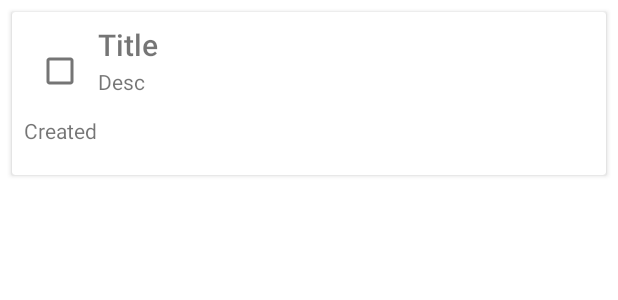
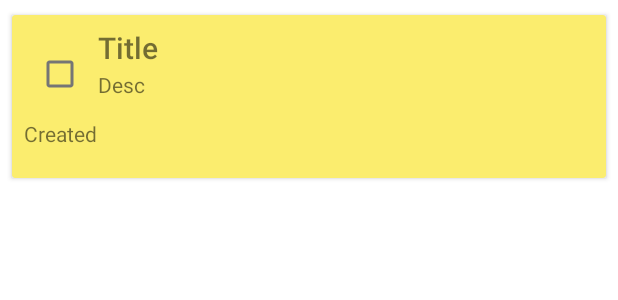
Before and after one commit to Sakchyam-Nakarmi/Todo-app, an Android app: the layout todo_item.xml on its own in the app's theme, with its tools: preview values and no code run, on a phone screen of 412 x 824 dp. Shown: the top 300 px of the screen. Run offline under Robolectric (Android 15) with nearby library versions, the phone set to English and light mode, and no system bars.

Commit message:
Added color

```diff
--- a/app/src/main/res/layout/todo_item.xml
+++ b/app/src/main/res/layout/todo_item.xml
@@ -1,11 +1,13 @@
 <?xml version="1.0" encoding="utf-8"?>
 <androidx.cardview.widget.CardView xmlns:android="http://schemas.android.com/apk/res/android"
+    xmlns:app="http://schemas.android.com/apk/res-auto"
     android:id="@+id/card_view"
     android:layout_width="match_parent"
     android:layout_height="wrap_content"
     android:layout_marginEnd="8dp"
     android:layout_marginStart="8dp"
-    android:layout_marginTop="8dp">
+    android:layout_marginTop="10dp"
+    app:cardBackgroundColor="@color/yellow">
 
     <RelativeLayout
         android:layout_width="wrap_content"
--- a/app/src/main/res/values/colors.xml
+++ b/app/src/main/res/values/colors.xml
@@ -8,4 +8,5 @@
     <color name="black">#FF000000</color>
     <color name="white">#FFFFFFFF</color>
     <color name="colorAccent">#FF0000</color>
+    <color name="yellow">#FBED6E</color>
 </resources>
```
